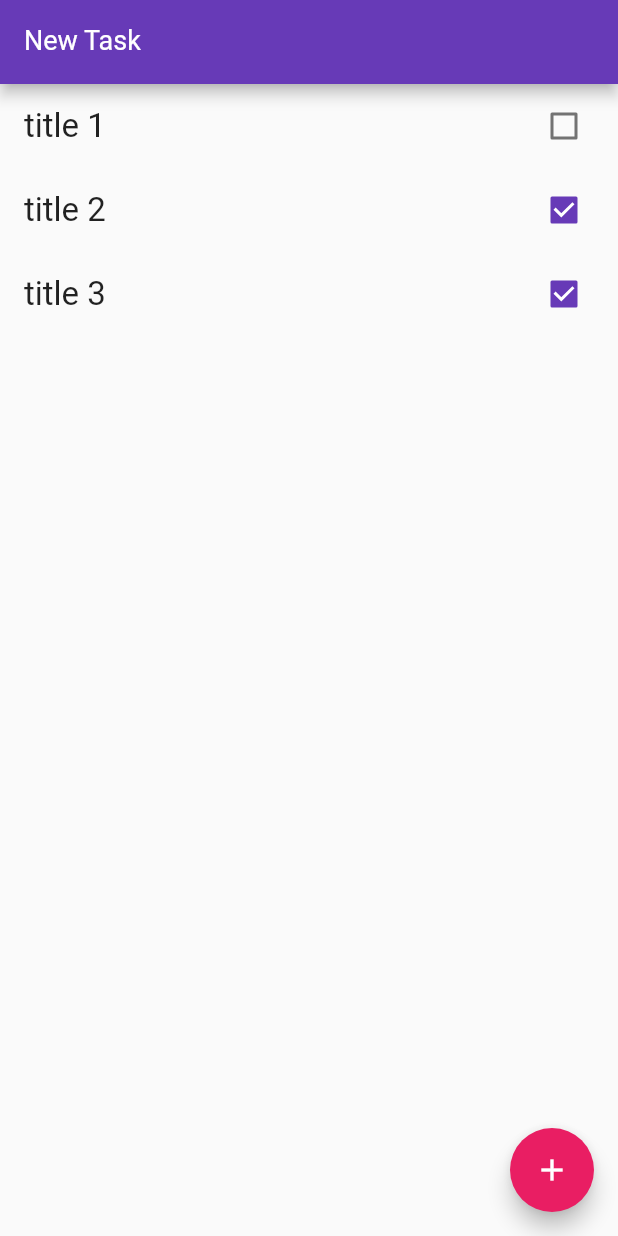
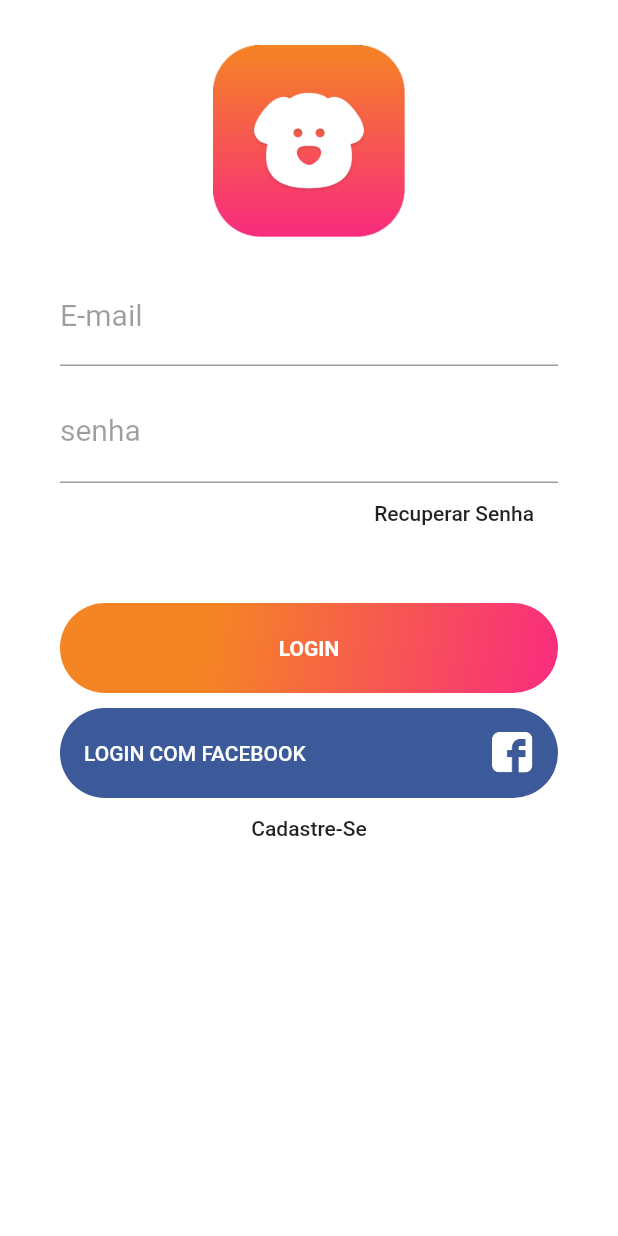
Before and after one commit to NewtonCesarRoncari/FlutterApp, a Flutter app: the screen it shows after launch, on a phone screen of 412 x 824 dp. Run offline on Flutter 3.47's test engine with Material 2 defaults, Android fonts, the phone set to English and light mode, and no system bars.

Commit message:
Making Login in Flutter
Créditos para o Design:
https://www.behance.net/gallery/73935...

```diff
--- a/lib/main.dart
+++ b/lib/main.dart
@@ -1,6 +1,5 @@
 import 'package:flutter/material.dart';
-
-import 'models/item.dart';
+import 'package:flutter_app/pages/login.page.dart';
 
 void main() => runApp(MyApp());
 
@@ -11,78 +10,9 @@ class MyApp extends StatelessWidget {
       title: 'First Window',
       theme: ThemeData(
         // This is the theme of your application.
-        primarySwatch: Colors.deepPurple,
+        primarySwatch: Colors.blue,
       ),
-      home: HomePage(),
+      home: LoginPage(),
     );
   }
 }
-
-class HomePage extends StatefulWidget {
-  var items = new List<Item>();
-
-  HomePage() {
-    items = [];
-    items.add(Item("title 1", false));
-    items.add(Item("title 2", true));
-    items.add(Item("title 3", true));
-  }
-
-  @override
-  _HomePageState createState() => _HomePageState();
-}
-
-class _HomePageState extends State<HomePage> {
-  var newTaskController = TextEditingController();
-
-  void add() {
-    setState(() {
-      widget.items.add(Item(newTaskController.text, false));
-      newTaskController.clear();
-    });
-  }
-
-  @override
-  Widget build(BuildContext context) {
-    // TODO: implement build
-    return Scaffold(
-      appBar: AppBar(
-        title: TextFormField(
-          controller: newTaskController,
-          style: TextStyle(color: Colors.white, fontSize: 18),
-          decoration: InputDecoration(
-              labelText: "New Task",
-              labelStyle: TextStyle(color: Colors.white)),
-        ),
-      ),
-      body: ListView.builder(
-        itemCount: widget.items.length,
-        itemBuilder: (BuildContext contex, int index) {
-          final item = widget.items[index];
-          return Dismissible(
-              key: Key(item.title),
-              background: Container(
-                color: Colors.red.withOpacity(0.3),
-              ),
-              child: CheckboxListTile(
-                title: Text(
-                  item.title,
-                  style: TextStyle(fontSize: 22),
-                ),
-                value: item.done,
-                onChanged: (value) {
-                  setState(() {
-                    item.done = value;
-                  });
-                },
-              ));
-        },
-      ),
-      floatingActionButton: FloatingActionButton(
-        onPressed: add,
-        child: Icon(Icons.add),
-        backgroundColor: Colors.pink,
-      ),
-    );
-  }
-}
--- /dev/null
+++ b/lib/pages/home.pages.dart
@@ -0,0 +1,72 @@
+import 'package:flutter/material.dart';
+import 'package:flutter_app/models/item.dart';
+
+
+class HomePage extends StatefulWidget {
+  var items = new List<Item>();
+
+  HomePage() {
+    items = [];
+    items.add(Item("title 1", false));
+    items.add(Item("title 2", true));
+    items.add(Item("title 3", true));
+  }
+
+  @override
+  _HomePageState createState() => _HomePageState();
+}
+
+class _HomePageState extends State<HomePage> {
+  var newTaskController = TextEditingController();
+
+  void add() {
+    setState(() {
+      widget.items.add(Item(newTaskController.text, false));
+      newTaskController.clear();
+    });
+  }
+
+  @override
+  Widget build(BuildContext context) {
+    // TODO: implement build
+    return Scaffold(
+      appBar: AppBar(
+        title: TextFormField(
+          controller: newTaskController,
+          style: TextStyle(color: Colors.white, fontSize: 18),
+          decoration: InputDecoration(
+              labelText: "New Task",
+              labelStyle: TextStyle(color: Colors.white)),
+        ),
+      ),
+      body: ListView.builder(
+        itemCount: widget.items.length,
+        itemBuilder: (BuildContext contex, int index) {
+          final item = widget.items[index];
+          return Dismissible(
+              key: Key(item.title),
+              background: Container(
+                color: Colors.red.withOpacity(0.3),
+              ),
+              child: CheckboxListTile(
+                title: Text(
+                  item.title,
+                  style: TextStyle(fontSize: 22),
+                ),
+                value: item.done,
+                onChanged: (value) {
+                  setState(() {
+                    item.done = value;
+                  });
+                },
+              ));
+        },
+      ),
+      floatingActionButton: FloatingActionButton(
+        onPressed: add,
+        child: Icon(Icons.add),
+        backgroundColor: Colors.pink,
+      ),
+    );
+  }
+}
--- /dev/null
+++ b/lib/pages/login.page.dart
@@ -0,0 +1,138 @@
+import 'package:flutter/material.dart';
+import 'package:flutter_app/pages/home.pages.dart';
+import 'package:flutter_app/textfields/text.fields.dart';
+
+class LoginPage extends StatelessWidget {
+  TextFields _textFields = TextFields();
+
+  @override
+  Widget build(BuildContext context) {
+    return Scaffold(
+      body: Container(
+        color: Colors.white,
+        padding: EdgeInsets.only(
+          top: 30,
+          left: 40,
+          right: 40,
+        ),
+        child: ListView(
+          children: <Widget>[
+            SizedBox(
+             width: 128,
+             height: 128,
+             child: Image.asset("assets/logo.png"),
+            ),
+            SizedBox(
+              height: 20,
+            ),
+            _textFields.buildTextFormField("E-mail"),
+            SizedBox(
+              height: 10,
+            ),
+            _textFields.buildTextFormFieldPassWord("senha"),
+            Container(
+              height: 40,
+              alignment: Alignment.centerRight,
+              child: FlatButton(
+                child: Text(
+                  "Recuperar Senha",
+                  textAlign: TextAlign.right,
+                ),
+                onPressed: (){},
+              ),
+            ),
+            SizedBox(
+              height: 40,
+            ),
+
+            Container(
+              height: 60,
+              alignment: Alignment.centerLeft,
+              decoration: BoxDecoration(
+                gradient: LinearGradient(
+                  begin: Alignment.topLeft,
+                  end: Alignment.bottomRight,
+                  stops: [0.3,1],
+                  colors: [
+                    Color(0xFFF58524),
+                    Color(0xFFF92B7F)
+                  ],
+                ),
+                borderRadius: BorderRadius.all(Radius.circular(40)),
+              ),
+              child: SizedBox.expand(
+                child: FlatButton(
+                  child: Text(
+                    "LOGIN",
+                    style: TextStyle(
+                      fontWeight: FontWeight.bold,
+                      color: Colors.white,
+                    ),
+                  ),
+                  onPressed: (){
+                    Navigator.push(
+                      context,
+                      MaterialPageRoute(
+                        builder: (context) => HomePage(),
+                      ),
+                    );
+                  },
+                ),
+              ),
+            ),
+            SizedBox(
+              height: 10,
+            ),
+            Container(
+              height: 60,
+              alignment: Alignment.centerLeft,
+              decoration: BoxDecoration(
+                color: Color(0xFF3C5A99),
+                borderRadius: BorderRadius.all(Radius.circular(40)),
+              ),
+              child: SizedBox.expand(
+                child: FlatButton(
+                  child: Row(
+                    mainAxisAlignment: MainAxisAlignment.spaceBetween,
+                    children: <Widget>[
+                      Text(
+                        "LOGIN COM FACEBOOK",
+                        style: TextStyle(
+                          color: Colors.white
+                        ),
+                      ),
+                      Container(
+                        child: SizedBox(
+                          child: Image.asset("assets/fb-icon.png"),
+                          width: 28,
+                          height: 28,
+                        ),
+                      ),
+                    ],
+                  ),
+                  onPressed: (){},
+                ),
+              ),
+            ),
+            Container(
+              height: 40,
+              alignment: Alignment.center,
+              child: FlatButton(
+                child: Text(
+                  "Cadastre-Se",
+                  textAlign: TextAlign.right,
+                ),
+                onPressed: (){},
+              ),
+            ),
+            SizedBox(
+              height: 40,
+            ),
+          ],
+        ),
+      ),
+    );
+  }
+
+
+}
--- /dev/null
+++ b/lib/textfields/text.fields.dart
@@ -0,0 +1,35 @@
+import 'package:flutter/material.dart';
+
+class TextFields {
+  TextFormField buildTextFormFieldPassWord(String labelText) {
+    return TextFormField(
+      keyboardType: TextInputType.text,
+      obscureText: true,
+      decoration: InputDecoration(
+        labelText: labelText,
+        labelStyle: TextStyle(
+          fontSize: 20,
+          color: Colors.black38,
+          fontWeight: FontWeight.w400,
+        ),
+      ),
+      style: TextStyle(fontSize: 21),
+    );
+  }
+
+  TextFormField buildTextFormField(String labelText) {
+    return TextFormField(
+      keyboardType: TextInputType.emailAddress,
+      decoration: InputDecoration(
+        labelText: labelText,
+        labelStyle: TextStyle(
+          fontSize: 20,
+          color: Colors.black38,
+          fontWeight: FontWeight.w400,
+        ),
+      ),
+      style: TextStyle(fontSize: 20),
+    );
+  }
+
+}
--- a/pubspec.yaml
+++ b/pubspec.yaml
@@ -70,3 +70,7 @@ flutter:
   #
   # For details regarding fonts from package dependencies,
   # see https://flutter.dev/custom-fonts/#from-packages
+
+  assets:
+    - assets/logo.png
+    - assets/fb-icon.png
```
Also changed, not shown: assets/fb-icon.png (added), assets/logo.png (added), 1 other file.
